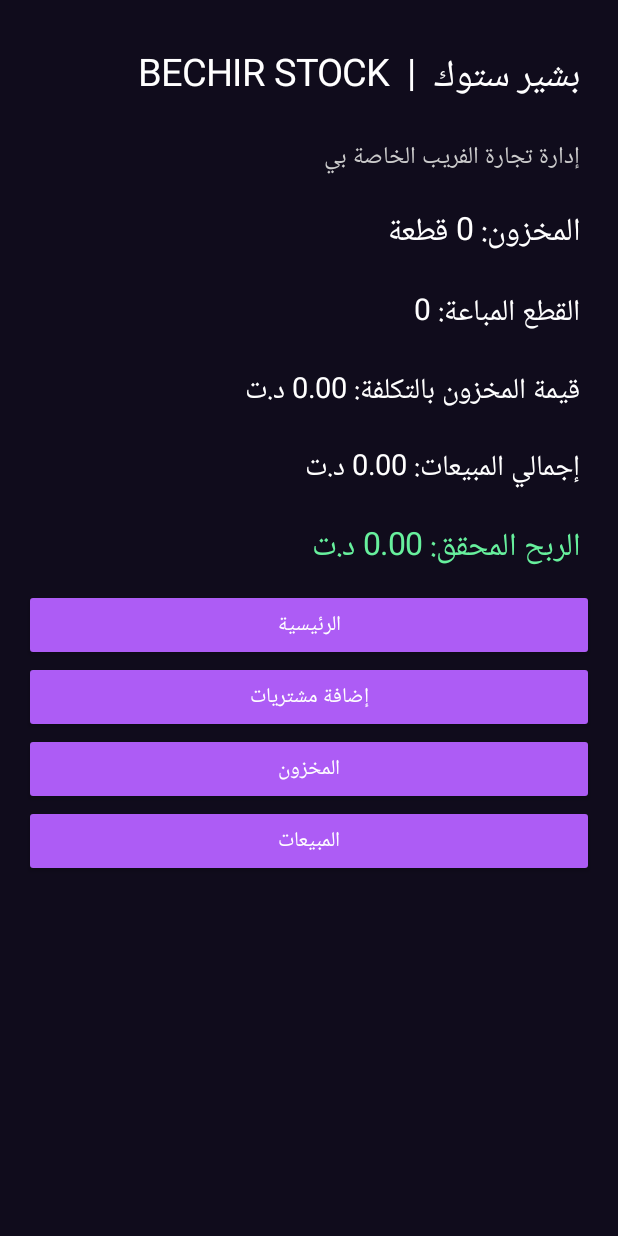
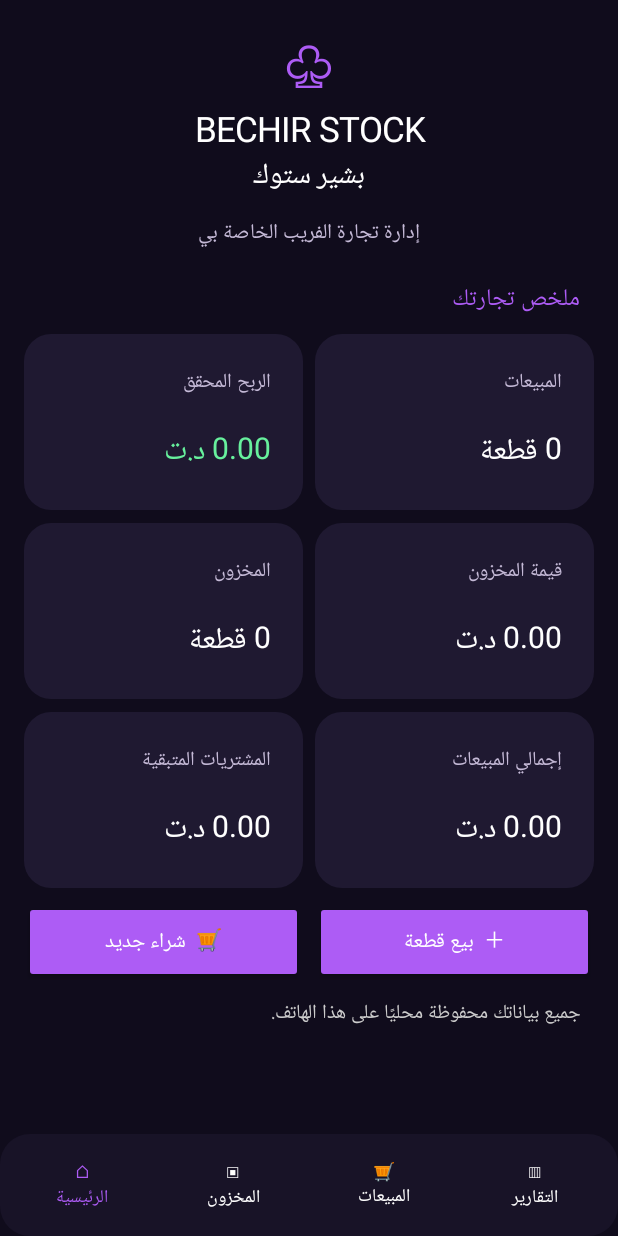
Before and after one commit to gueddich46-lab/BechirStock, an Android app: the screen it shows after launch (MainActivity), on a phone screen of 412 x 824 dp. Run offline under Robolectric (Android 15) with nearby library versions, the phone set to English and light mode, and no system bars.

Commit message:
Redesign dashboard with purple metric cards and fixed bottom navigation

```diff
--- a/app/src/main/java/com/bechir/stock/MainActivity.kt
+++ b/app/src/main/java/com/bechir/stock/MainActivity.kt
@@ -4,6 +4,7 @@ import android.app.Activity
 import android.app.AlertDialog
 import android.os.Bundle
 import android.graphics.Color
+import android.graphics.drawable.GradientDrawable
 import android.view.Gravity
 import android.view.View
 import android.widget.*
@@ -17,6 +18,25 @@ class MainActivity : Activity() {
     private val accent = Color.rgb(173, 92, 245)
     private val data get() = getSharedPreferences("stock_data", MODE_PRIVATE)
     private lateinit var root: LinearLayout
+    private val soft = Color.rgb(31, 25, 49)
+    private fun dp(n: Int) = (n * resources.displayMetrics.density).toInt()
+    private fun shape(color: Int, radius: Int = 18): GradientDrawable = GradientDrawable().apply { setColor(color); cornerRadius = dp(radius).toFloat() }
+    private fun card(title: String, value: String, color: Int = Color.WHITE): LinearLayout =
+        LinearLayout(this).apply {
+            orientation = LinearLayout.VERTICAL
+            background = shape(soft)
+            setPadding(dp(12), dp(12), dp(12), dp(12))
+            addView(txt(title, 13f, Color.rgb(197, 186, 215)))
+            addView(txt(value, 20f, color))
+        }
+    private fun rowCards(a: Pair<String,String>, b: Pair<String,String>, highlight: Boolean = false) {
+        val row = LinearLayout(this).apply { orientation = LinearLayout.HORIZONTAL }
+        val left = card(a.first,a.second,if(highlight) Color.rgb(103,240,157) else Color.WHITE)
+        val right = card(b.first,b.second)
+        row.addView(left, LinearLayout.LayoutParams(0, -2, 1f).apply { marginEnd = dp(8) })
+        row.addView(right, LinearLayout.LayoutParams(0, -2, 1f))
+        root.addView(row, LinearLayout.LayoutParams(-1,-2).apply { bottomMargin=dp(9) })
+    }
     private val fmt = DecimalFormat("0.00")
     private fun txt(s: String, size: Float = 17f, color: Int = Color.WHITE): TextView =
         TextView(this).apply { text = s; textSize = size; setTextColor(color); gravity = Gravity.RIGHT; setPadding(14, 14, 14, 14) }
@@ -29,21 +49,47 @@ class MainActivity : Activity() {
     private fun amount(s: String): Double = s.trim().replace(",", ".").toDoubleOrNull() ?: 0.0
     override fun onCreate(savedInstanceState: Bundle?) { super.onCreate(savedInstanceState); home() }
     private fun page(title: String) {
-        val scroll = ScrollView(this).apply { setBackgroundColor(bg); fitsSystemWindows = true }
-        root = LinearLayout(this).apply { orientation = LinearLayout.VERTICAL; setPadding(24, 32, 24, 60) }
+        window.statusBarColor = bg
+        window.navigationBarColor = bg
+        val frame = LinearLayout(this).apply { orientation = LinearLayout.VERTICAL; setBackgroundColor(bg) }
+        val scroll = ScrollView(this).apply { isFillViewport = true }
+        root = LinearLayout(this).apply {
+            orientation = LinearLayout.VERTICAL
+            setPadding(dp(16), dp(18), dp(16), dp(30))
+        }
         scroll.addView(root)
-        setContentView(scroll)
-        root.addView(txt(title, 25f))
+        frame.addView(scroll, LinearLayout.LayoutParams(-1,0,1f))
+        val nav = LinearLayout(this).apply {
+            orientation = LinearLayout.HORIZONTAL
+            background = shape(Color.rgb(24, 19, 39), 20)
+            setPadding(dp(5), dp(5), dp(5), dp(5))
+        }
+        listOf("⌂\nالرئيسية", "▣\nالمخزون", "🛒\nالمبيعات", "▥\nالتقارير").forEachIndexed { index, text ->
+            val item = TextView(this).apply {
+                this.text=text; textSize=12f; gravity=Gravity.CENTER; setTextColor(if ((index==0 && title.contains("STOCK")) || title.contains(text.substringAfter("\n"))) accent else Color.WHITE)
+                setPadding(0,dp(8),0,dp(8))
+                setOnClickListener { when(index) { 0->home(); 1->inventory(); 2->sales(); else->sales() } }
+            }
+            nav.addView(item,LinearLayout.LayoutParams(0,dp(59),1f))
+        }
+        frame.addView(nav)
+        setContentView(frame)
+        if (!title.contains("STOCK")) root.addView(txt(title, 23f))
     }
     private fun menu() {
-        root.addView(button("الرئيسية") { home() })
-        root.addView(button("إضافة مشتريات") { addPurchase() })
-        root.addView(button("المخزون") { inventory() })
-        root.addView(button("المبيعات") { sales() })
+        val row = LinearLayout(this).apply { orientation = LinearLayout.HORIZONTAL }
+        val purchase = button("🛒  شراء جديد") { addPurchase() }
+        val sell = button("＋  بيع قطعة") { inventory() }
+        row.addView(purchase, LinearLayout.LayoutParams(0,dp(55),1f).apply { marginEnd=dp(8) })
+        row.addView(sell,LinearLayout.LayoutParams(0,dp(55),1f))
+        root.addView(row)
     }
     private fun home() {
-        page("BECHIR STOCK  |  بشير ستوك")
-        root.addView(txt("إدارة تجارة الفريب الخاصة بي", 16f, Color.LTGRAY))
+        page("BECHIR STOCK")
+        root.addView(txt("♧", 38f, accent).apply { gravity=Gravity.CENTER; setPadding(0,0,0,0) })
+        root.addView(txt("BECHIR STOCK", 23f).apply { gravity=Gravity.CENTER; setPadding(0,0,0,0) })
+        root.addView(txt("بشير ستوك", 19f).apply { gravity=Gravity.CENTER; setPadding(0,0,0,0) })
+        root.addView(txt("إدارة تجارة الفريب الخاصة بي", 14f,Color.rgb(197,186,215)).apply { gravity=Gravity.CENTER })
         val arr = items()
         var stock = 0; var sold = 0; var cost = 0.0; var revenue = 0.0; var profit = 0.0
         for (i in 0 until arr.length()) {
@@ -53,12 +99,12 @@ class MainActivity : Activity() {
             stock += quantity - soldQty; sold += soldQty; cost += (quantity - soldQty) * unitCost
             revenue += soldQty * sale; profit += soldQty * (sale - unitCost)
         }
-        root.addView(txt("المخزون: $stock قطعة", 21f))
-        root.addView(txt("القطع المباعة: $sold", 20f))
-        root.addView(txt("قيمة المخزون بالتكلفة: ${fmt.format(cost)} د.ت", 19f))
-        root.addView(txt("إجمالي المبيعات: ${fmt.format(revenue)} د.ت", 19f))
-        root.addView(txt("الربح المحقق: ${fmt.format(profit)} د.ت", 21f, Color.rgb(103, 240, 157)))
+        root.addView(txt("ملخص تجارتك", 16f, accent))
+        rowCards("الربح المحقق" to "${fmt.format(profit)} د.ت", "المبيعات" to "$sold قطعة",true)
+        rowCards("المخزون" to "$stock قطعة", "قيمة المخزون" to "${fmt.format(cost)} د.ت")
+        rowCards("المشتريات المتبقية" to "${fmt.format(cost)} د.ت", "إجمالي المبيعات" to "${fmt.format(revenue)} د.ت")
         menu()
+        root.addView(txt("جميع بياناتك محفوظة محليًا على هذا الهاتف.",13f,Color.LTGRAY))
     }
     private fun addPurchase() {
         page("إضافة شراء جديد")
```
